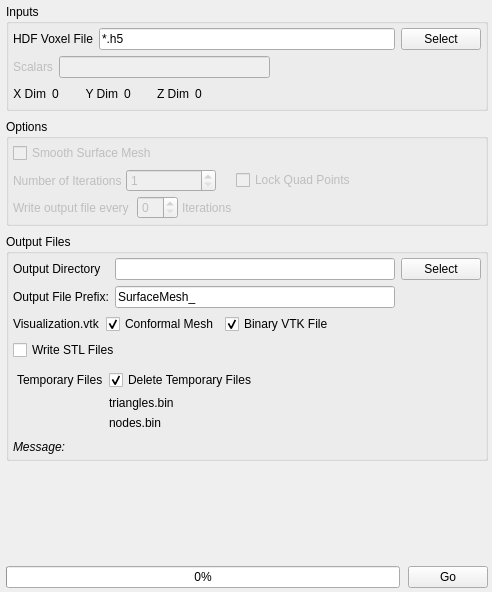
BlueQuartzSoftware/DREAM3D, file Source/UIPlugins/SurfaceMesh/SurfaceMeshWidget.ui: the form before one commit.
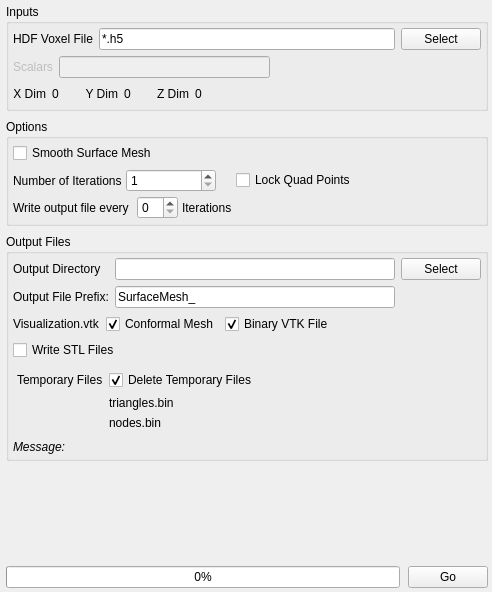
The form after the commit. Icons and pictures are not drawn. Custom widgets are drawn as their Qt base class.

```diff
--- a/Source/UIPlugins/SurfaceMesh/SurfaceMeshWidget.ui
+++ b/Source/UIPlugins/SurfaceMesh/SurfaceMeshWidget.ui
@@ -215,16 +215,13 @@
       <string>Options</string>
      </property>
      <layout class="QVBoxLayout" name="verticalLayout_3">
-      <property name="spacing">
-       <number>6</number>
-      </property>
       <property name="margin">
        <number>4</number>
       </property>
       <item>
        <widget class="QCheckBox" name="m_SmoothMesh">
         <property name="enabled">
-         <bool>false</bool>
+         <bool>true</bool>
         </property>
         <property name="text">
          <string>Smooth Surface Mesh</string>
@@ -244,7 +241,7 @@
           <item>
            <widget class="QLabel" name="label_26">
             <property name="enabled">
-             <bool>false</bool>
+             <bool>true</bool>
             </property>
             <property name="text">
              <string>Number of Iterations</string>
@@ -254,7 +251,7 @@
           <item>
            <widget class="QSpinBox" name="m_SmoothIterations">
             <property name="enabled">
-             <bool>false</bool>
+             <bool>true</bool>
             </property>
             <property name="minimum">
              <number>1</number>
@@ -285,7 +282,7 @@
         <item row="0" column="2">
          <widget class="QCheckBox" name="m_LockQuadPoints">
           <property name="enabled">
-           <bool>false</bool>
+           <bool>true</bool>
           </property>
           <property name="text">
            <string>Lock Quad Points</string>
@@ -300,7 +297,7 @@
           <item>
            <widget class="QLabel" name="label_27">
             <property name="enabled">
-             <bool>false</bool>
+             <bool>true</bool>
             </property>
             <property name="text">
              <string>Write output file every </string>
@@ -310,14 +307,14 @@
           <item>
            <widget class="QSpinBox" name="m_WriteOutputFileIncrement">
             <property name="enabled">
-             <bool>false</bool>
+             <bool>true</bool>
             </property>
            </widget>
           </item>
           <item>
            <widget class="QLabel" name="label_28">
             <property name="enabled">
-             <bool>false</bool>
+             <bool>true</bool>
             </property>
             <property name="text">
              <string>Iterations</string>
```
Left out of the diff: 3 changed lines with no effect on the pictures.
